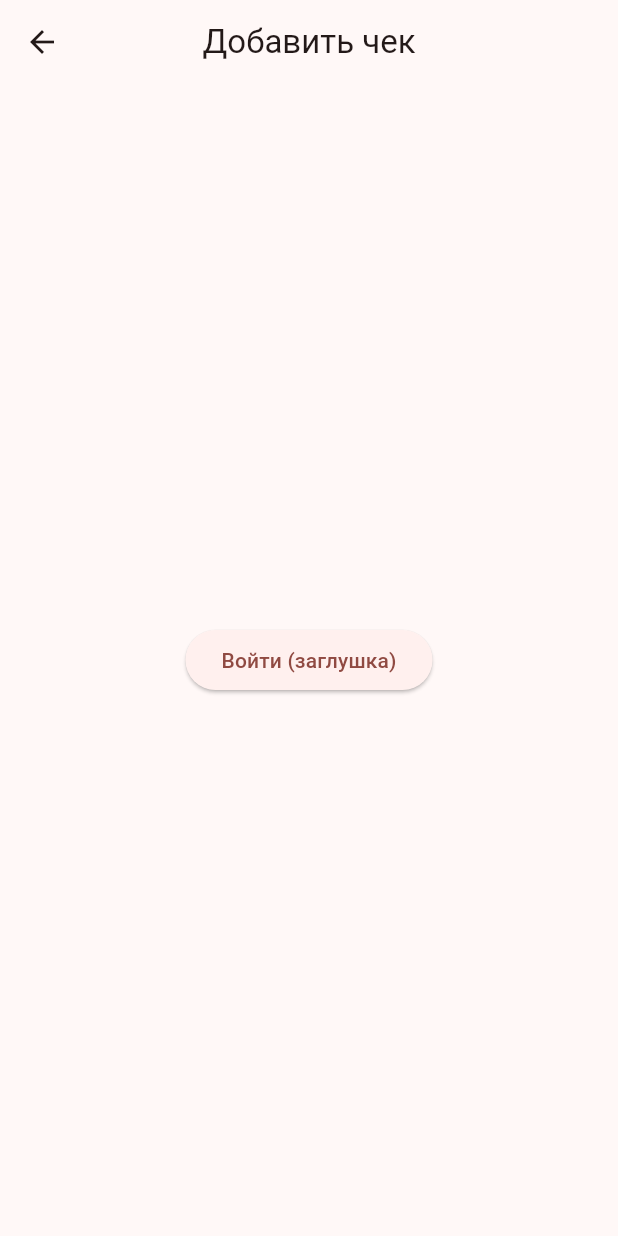
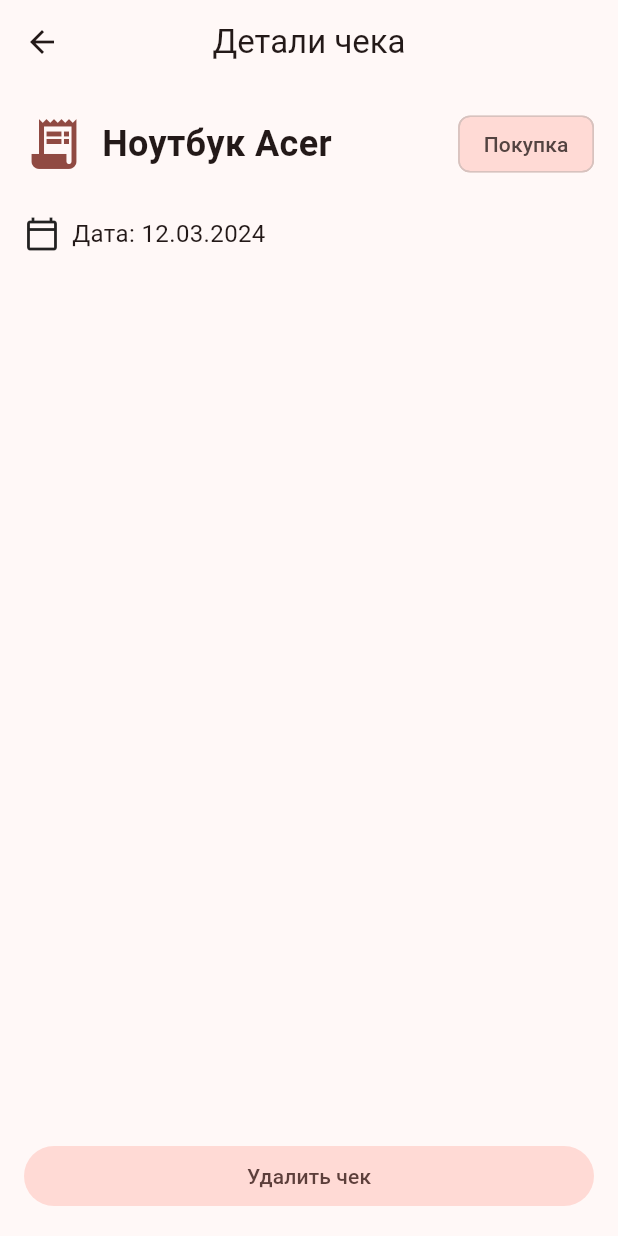
Before and after one commit to KbrYbk/warranty_storage, a Flutter app: the screen it shows after launch, after a tap on "Ноутбук Acer", on a phone screen of 412 x 824 dp. Run offline on Flutter 3.47's test engine with Material 3 defaults, Android fonts, the phone set to English and light mode, and no system bars; drawn by our look-alikes of dynamic_color.

Commit message:
details_screen beta

```diff
--- a/lib/main.dart
+++ b/lib/main.dart
@@ -62,7 +62,6 @@
             '/register': (context) => const RegisterScreen(),
             '/home': (context) => const HomeScreen(),
             '/add': (context) => const AddReceiptScreen(),
-            '/details': (context) => const ReceiptDetailsScreen(),
             '/expired': (context) => const ExpiredReceiptsScreen(),
             '/profile': (context) => const ProfileScreen(),
             '/settings': (context) => const SettingsScreen(),
--- a/lib/screens/home_screen.dart
+++ b/lib/screens/home_screen.dart
@@ -1,5 +1,7 @@
 import 'package:flutter/material.dart';
 import 'package:warranty_storage/screens/add_receipt_screen.dart';
+import 'package:warranty_storage/screens/receipt_details_screen.dart';
+
 
 class HomeScreen extends StatefulWidget {
   const HomeScreen({super.key});
@@ -84,7 +86,16 @@
             title: Text(receipt["title"]!),
             subtitle: Text("Дата: ${receipt["date"]}"),
             trailing: const Icon(Icons.chevron_right),
-            onTap: () => Navigator.pushNamed(context, "/details"),
+            onTap: () => Navigator.push(
+              context,
+              MaterialPageRoute(
+                builder: (_) => ReceiptDetailsScreen(
+                  receipt: receipt,
+
+                ),
+              ),
+            ),
+
           );
         },
       );
--- a/lib/screens/receipt_details_screen.dart
+++ b/lib/screens/receipt_details_screen.dart
@@ -1,18 +1,110 @@
 import 'package:flutter/material.dart';
 
 class ReceiptDetailsScreen extends StatelessWidget {
-  const ReceiptDetailsScreen({super.key});
+  final Map<String, String> receipt;
+
+  const ReceiptDetailsScreen({super.key, required this.receipt});
 
   @override
   Widget build(BuildContext context) {
+    final colorScheme = Theme.of(context).colorScheme;
+
     return Scaffold(
-      appBar: AppBar(title: const Text("Добавить чек")),
-      body: Center(
-        child: ElevatedButton(
-          onPressed: () {
-            Navigator.pushReplacementNamed(context, '/home');
-          },
-          child: const Text("Войти (заглушка)"),
+      appBar: AppBar(
+        title: const Text("Детали чека"),
+        centerTitle: true,
+      ),
+      body: Padding(
+        padding: const EdgeInsets.all(16),
+        child: Column(
+          crossAxisAlignment: CrossAxisAlignment.start,
+          children: [
+            // Верх: иконка, название и тег
+            Row(
+              crossAxisAlignment: CrossAxisAlignment.center,
+              children: [
+                Icon(Icons.receipt_long, size: 40, color: colorScheme.primary),
+                const SizedBox(width: 12),
+                Expanded(
+                  child: Text(
+                    receipt["title"] ?? "",
+                    style: const TextStyle(
+                      fontSize: 24,
+                      fontWeight: FontWeight.bold,
+                    ),
+                  ),
+                ),
+                Chip(
+                  label: Text("Покупка"),
+                  backgroundColor: colorScheme.primaryContainer,
+                ),
+              ],
+            ),
+            const SizedBox(height: 24),
+
+            // Дата
+            Row(
+              children: [
+                const Icon(Icons.calendar_today_outlined),
+                const SizedBox(width: 8),
+                Text(
+                  "Дата: ${receipt["date"] ?? ""}",
+                  style: const TextStyle(fontSize: 16),
+                ),
+              ],
+            ),
+            const SizedBox(height: 16),
+
+            // Комментарий
+            if ((receipt["comment"] ?? "").isNotEmpty)
+              Column(
+                crossAxisAlignment: CrossAxisAlignment.start,
+                children: [
+                  const Text(
+                    "Комментарий",
+                    style: TextStyle(fontWeight: FontWeight.bold),
+                  ),
+                  const SizedBox(height: 4),
+                  Text(
+                    receipt["comment"]!,
+                    style: const TextStyle(fontSize: 16),
+                  ),
+                ],
+              ),
+
+            const Spacer(),
+
+            // Кнопка удаления
+            SizedBox(
+              width: double.infinity,
+              child: FilledButton.tonal(
+                onPressed: () {
+                  showDialog(
+                    context: context,
+                    builder: (ctx) => AlertDialog(
+                      title: const Text("Удалить чек?"),
+                      content: const Text(
+                          "Вы уверены, что хотите удалить этот чек?"),
+                      actions: [
+                        TextButton(
+                          onPressed: () => Navigator.pop(ctx),
+                          child: const Text("Отмена"),
+                        ),
+                        FilledButton.tonal(
+                          onPressed: () {
+                            Navigator.pop(ctx); // закрыть диалог
+                            Navigator.pop(context, {"delete": true});
+                          },
+                          child: const Text("Удалить"),
+                        ),
+                      ],
+                    ),
+                  );
+                },
+                child: const Text("Удалить чек"),
+              ),
+            ),
+          ],
         ),
       ),
     );
```
